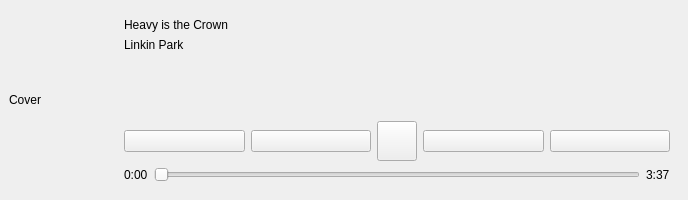
Before: the Qt Designer form ui/TransportWidget.ui in nichilum/nimamp, drawn with Qt 5.
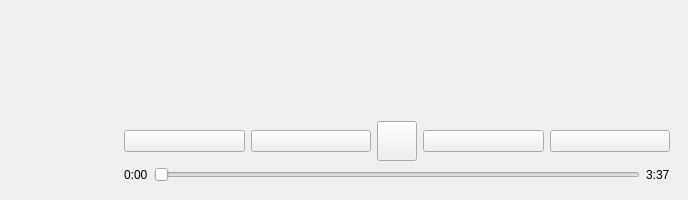
After: the same form once the commit is applied. Icons and pictures are not drawn.

Commit message: delete default transport strings

Patch:
```diff
--- a/ui/TransportWidget.ui
+++ b/ui/TransportWidget.ui
@@ -68,7 +68,7 @@
          </size>
         </property>
         <property name="text">
-         <string>Cover</string>
+         <string/>
         </property>
         <property name="scaledContents">
          <bool>false</bool>
@@ -87,14 +87,14 @@
          <item>
           <widget class="QLabel" name="transportsongNameLabel">
            <property name="text">
-            <string>Heavy is the Crown</string>
+            <string/>
            </property>
           </widget>
          </item>
          <item>
           <widget class="QLabel" name="transportartistNameLabel">
            <property name="text">
-            <string>Linkin Park</string>
+            <string/>
            </property>
           </widget>
          </item>
```
